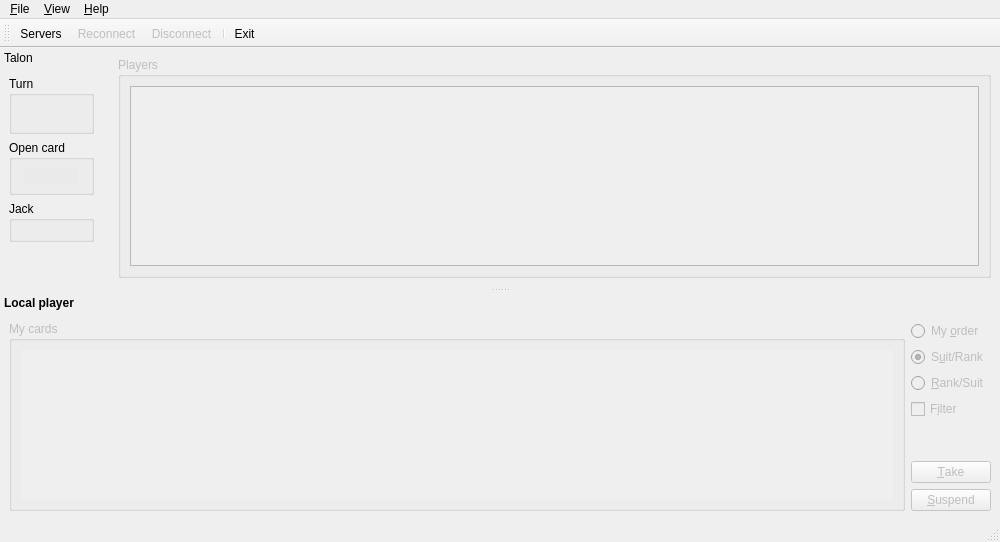
This is src/mainwindow.ui in velnias75/NetMauMau-Qt-Client as Qt 5 draws it before an edit. The edited form follows.
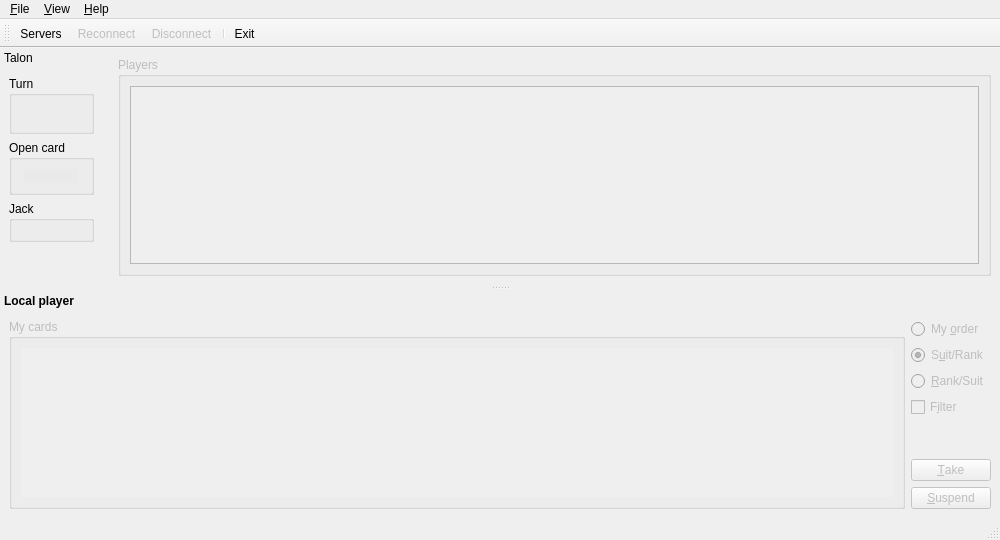
This is the edited form. Icons and pictures are not drawn. Custom widgets are drawn as their Qt base class.

What changed in the file:
```diff
--- a/src/mainwindow.ui
+++ b/src/mainwindow.ui
@@ -8,7 +8,7 @@
     <x>0</x>
     <y>0</y>
     <width>998</width>
-    <height>542</height>
+    <height>540</height>
    </rect>
   </property>
   <property name="acceptDrops">
```
Left out of the diff: 3 changed lines with no effect on the pictures.
